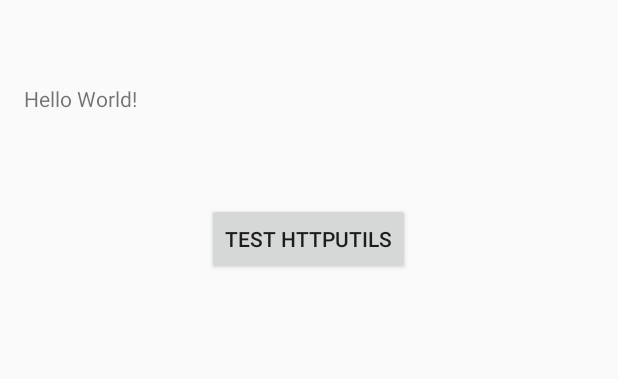
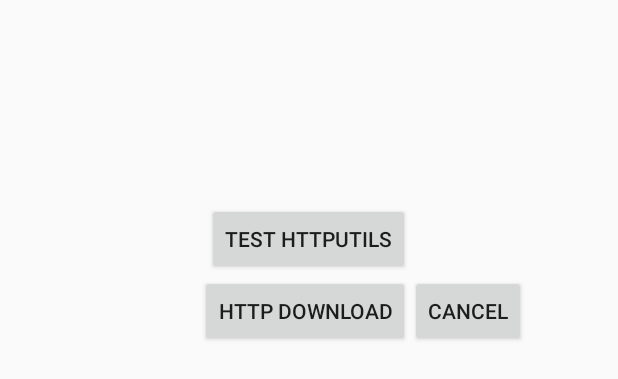
Before and after one commit to HenryWoo1229/MyAndroid, an Android app: the layout activity_main.xml on its own in the app's theme, with its tools: preview values and no code run, on a phone screen of 412 x 824 dp. Shown: the top 379 px of the screen. Run offline under Robolectric (Android 15) with nearby library versions, the phone set to English and light mode, and no system bars.

Commit message:
学习 HttpUtils.download 的用法   发现的问题：   1.还没有解决manifest加什么权限，可以让文件写到data目录下   2.ViewUtils是否能在一个注解中添加多个id，不然写一个View就加一个注解好麻烦   3.怎么在一个注解onclick下对多个控件进行操作
  收获：
  1.该方法支持断点续传，如果下载中cancel了，再次下载会自动续传
  2.如果下载时目录中已有同名文件，会onFailure，然后提示信息是已存在该文件

```diff
--- a/MyApplication/app/src/main/res/layout/activity_main.xml
+++ b/MyApplication/app/src/main/res/layout/activity_main.xml
@@ -13,7 +13,6 @@
         android:id="@+id/txt"
         android:layout_width="wrap_content"
         android:layout_height="wrap_content"
-        android:text="Hello World!"
         android:layout_alignParentTop="true"
         android:layout_alignParentLeft="true"
         android:layout_alignParentStart="true"
@@ -28,4 +27,24 @@
         android:layout_centerHorizontal="true"
         android:layout_marginTop="60dp" />
 
+    <Button
+        style="?android:attr/buttonStyleSmall"
+        android:layout_width="wrap_content"
+        android:layout_height="wrap_content"
+        android:text="HTTP DOWNLOAD"
+        android:id="@+id/download"
+        android:layout_below="@+id/button"
+        android:layout_alignRight="@+id/button"
+        android:layout_alignEnd="@+id/button" />
+
+    <Button
+        style="?android:attr/buttonStyleSmall"
+        android:layout_width="wrap_content"
+        android:layout_height="wrap_content"
+        android:text="CANCEL"
+        android:id="@+id/cancel"
+        android:layout_alignTop="@+id/download"
+        android:layout_toRightOf="@+id/button"
+        android:layout_toEndOf="@+id/button" />
+
 </RelativeLayout>
```
Also changed, not shown: MyApplication/app/src/main/java/com/example/smsm/myapplication/MainActivity.java (+67 -7 lines).
